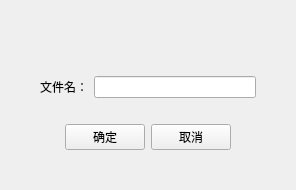
The window that inputtextwidget.ui (XD-SOFT/XDCalendar_Alpha) describes before a commit, drawn with Qt 5.
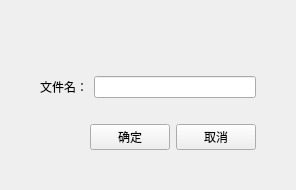
The same window after the commit. Custom widgets are drawn as their Qt base class.

Commit message: 下载文件写到下载进度中，调整了部分控件布局样式

Patch:
```diff
--- a/inputtextwidget.ui
+++ b/inputtextwidget.ui
@@ -105,9 +105,12 @@
        <property name="orientation">
         <enum>Qt::Horizontal</enum>
        </property>
+       <property name="sizeType">
+        <enum>QSizePolicy::Fixed</enum>
+       </property>
        <property name="sizeHint" stdset="0">
         <size>
-         <width>40</width>
+         <width>10</width>
          <height>20</height>
         </size>
        </property>
```
The commit also changes 5 other files.
